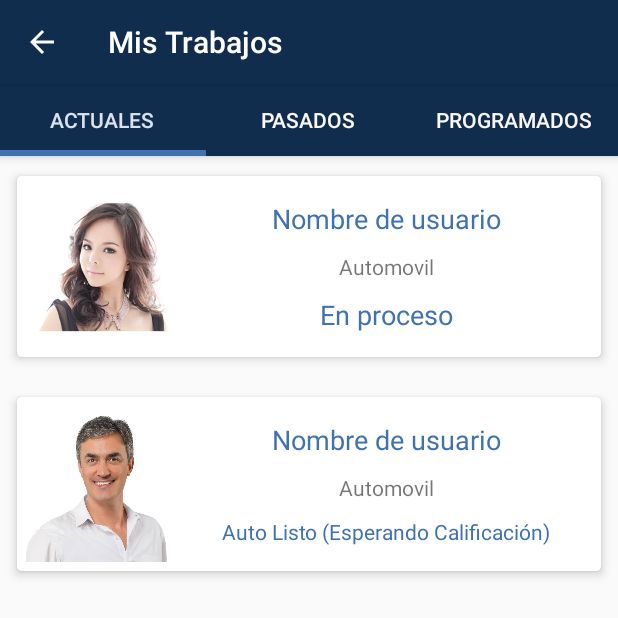
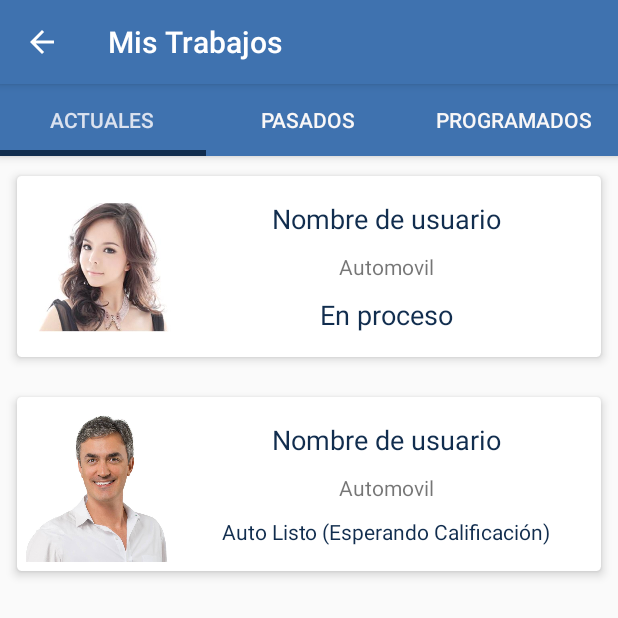
Before and after one commit to jackstrutter/pruebas, an Android app: the Actuales screen opened directly, with no data from a screen before it, on a phone screen of 412 x 824 dp, the top half of it. Run offline under Robolectric (Android 15) with nearby library versions, the phone set to English and light mode, and no system bars.

Commit message:
New color

```diff
--- a/app/src/main/res/values/colors.xml
+++ b/app/src/main/res/values/colors.xml
@@ -1,7 +1,7 @@
 <?xml version="1.0" encoding="utf-8"?>
 <resources>
-    <color name="colorPrimary">#112d4e</color>
-    <color name="colorPrimaryDark">#3f72af</color>
+    <color name="colorPrimary">#3f72af</color>
+    <color name="colorPrimaryDark">#112d4e</color>
     <color name="colorAccent">#dbe2ef</color>
     <color name="white">#f9f7f7</color>
     <color name="buttonP">#005792</color>
```
